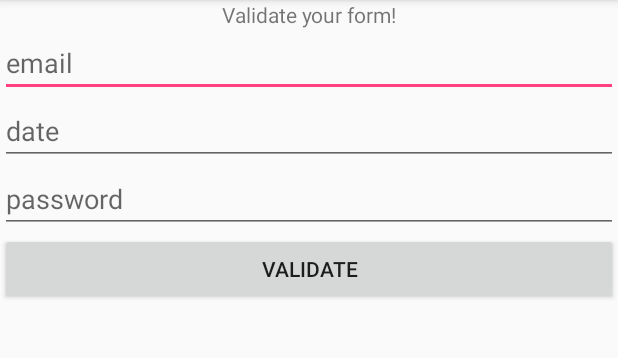
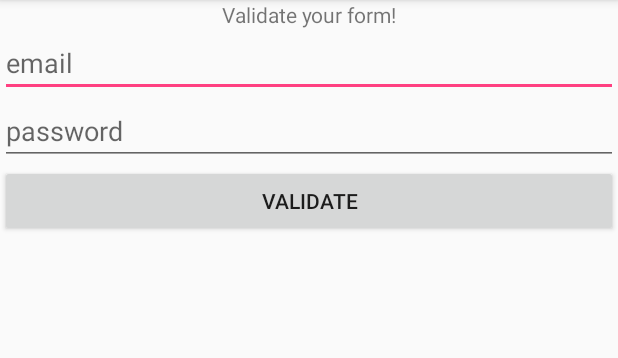
Before and after one commit to fanky10/android-testing-xsample, an Android app: the screen it shows after launch (MainActivity), on a phone screen of 412 x 824 dp, the part 84-442 px from its top. Run offline under Robolectric (Android 15) with nearby library versions, the phone set to English and light mode, and no system bars.

Commit message:
date field was removed from  main activity layout

```diff
--- a/app/presentation/src/main/res/layout/activity_main.xml
+++ b/app/presentation/src/main/res/layout/activity_main.xml
@@ -21,12 +21,6 @@
         android:hint="email" />
 
     <EditText
-        android:id="@+id/txtDate"
-        android:layout_width="match_parent"
-        android:layout_height="wrap_content"
-        android:hint="date" />
-
-    <EditText
         android:id="@+id/txtPassword"
         android:layout_width="match_parent"
         android:layout_height="wrap_content"
```
